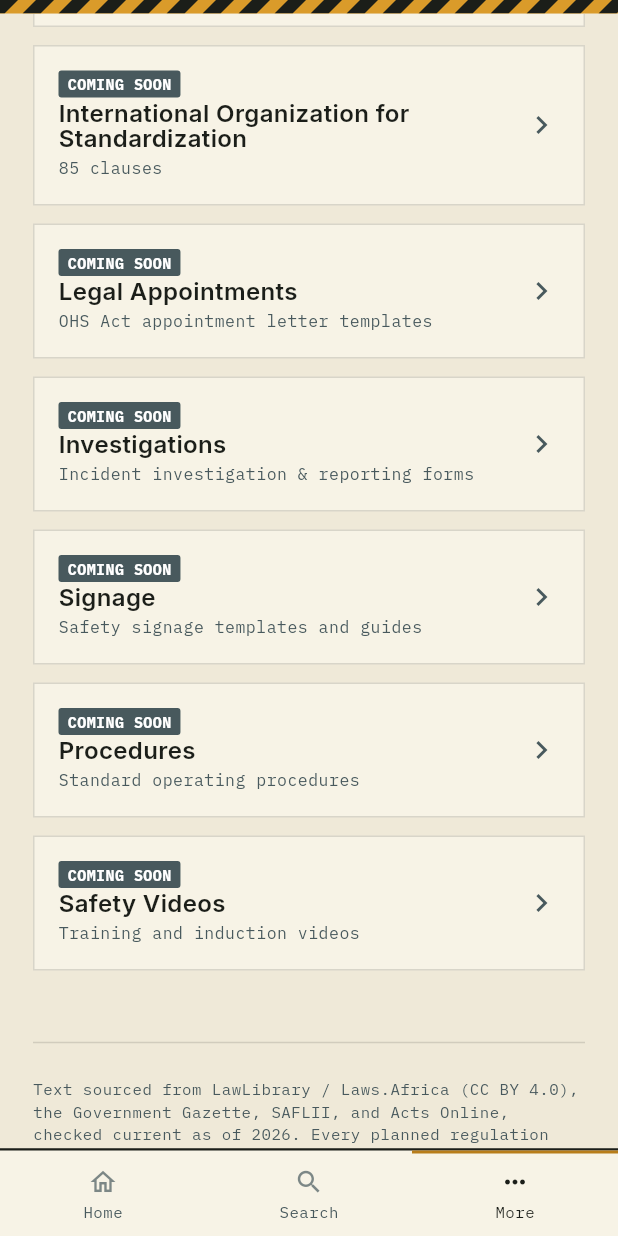
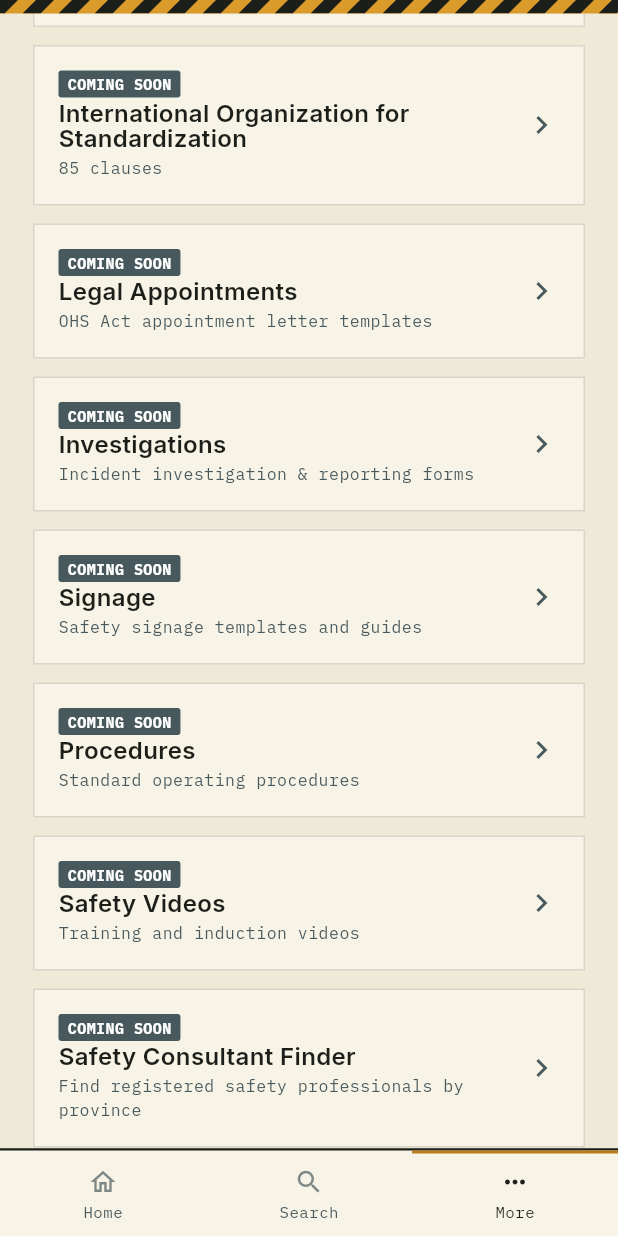
Before and after one commit to kylehenry2014-pixel/Osh-act-app, a Flutter app: the screen it shows after launch, item 3 of the bottom bar chosen, scrolled down 576 dp, on a phone screen of 412 x 824 dp. Run offline on Flutter 3.47's test engine with Material 3 defaults, Android fonts, the phone set to English and light mode, and no system bars; our stand-ins replace cloud_firestore, cloud_functions, connectivity_plus, firebase_auth, firebase_core, flutter_local_notifications and 8 more; missing offline and left inert: flutter_file_dialog; accounts and stored records are empty; network calls fail.

Commit message:
Update more_screen.dart
Add Safety Consultant Finder and Safety Quiz Game cards to the Coming Soon section on the More screen.

```diff
--- a/lib/screens/more_screen.dart
+++ b/lib/screens/more_screen.dart
@@ -436,6 +436,20 @@ class _MoreScreenState extends State<MoreScreen> {
                   subtitle: 'Training and induction videos',
                   comingSoon: true,
                 ),
+                const SizedBox(height: 12),
+                _card(
+                  onTap: () => _showComingSoon('Safety Consultant Finder'),
+                  title: 'Safety Consultant Finder',
+                  subtitle: 'Find registered safety professionals by province',
+                  comingSoon: true,
+                ),
+                const SizedBox(height: 12),
+                _card(
+                  onTap: () => _showComingSoon('Safety Quiz Game'),
+                  title: 'Safety Quiz Game',
+                  subtitle: 'Test your knowledge of the OHS Act and Regulations',
+                  comingSoon: true,
+                ),
                 const SizedBox(height: 40),
                 const Divider(color: AppColors.line),
                 const SizedBox(height: 16),
```
